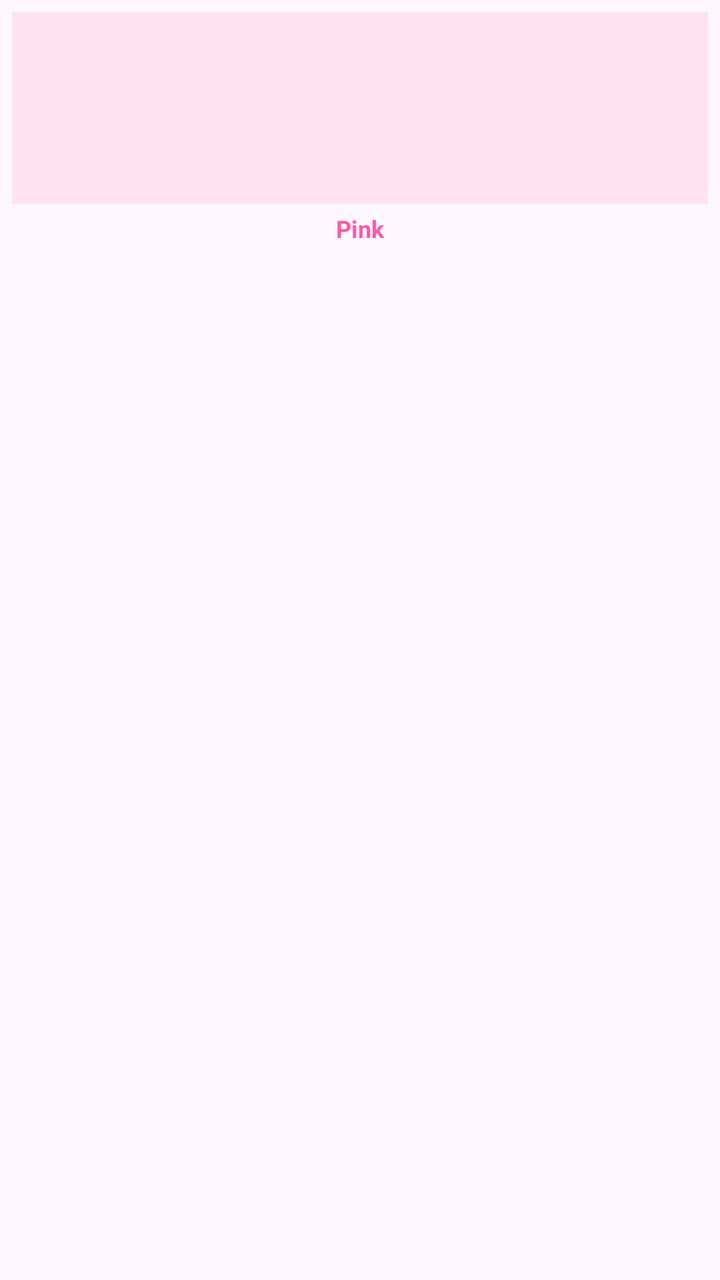
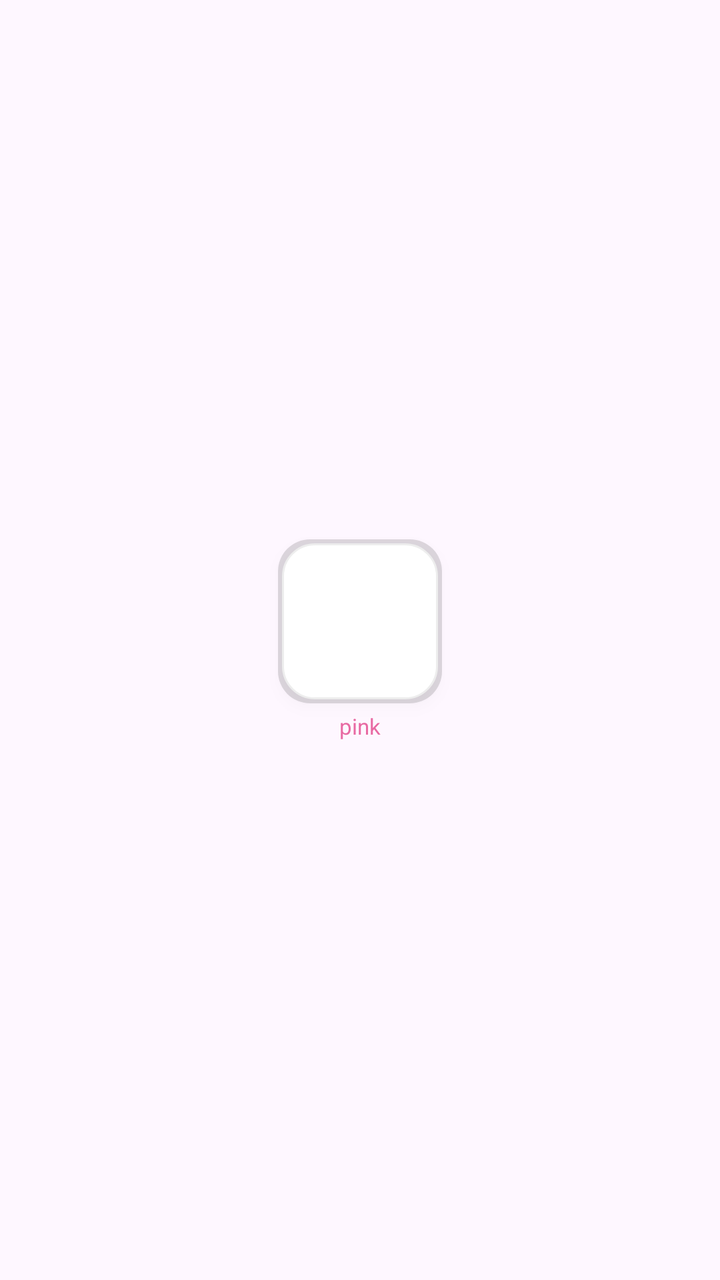

Two renders of the same Android screen: before a commit and after it. Below are the layout's source before the change and the commit's diff.
<!-- AndroidManifest.xml: application theme Theme.Fit4U -->
<!-- res/layout/item_clothing.xml -->
<?xml version="1.0" encoding="utf-8"?>
<LinearLayout xmlns:android="http://schemas.android.com/apk/res/android"
    android:layout_width="120dp"
    android:layout_height="match_parent"
    android:orientation="vertical"
    android:padding="6dp">

    <ImageView
        android:id="@+id/imgItem"
        android:layout_width="match_parent"
        android:layout_height="96dp"
        android:scaleType="centerCrop"
        android:background="#FFE4F0"
        android:contentDescription="item" />

    <TextView
        android:id="@+id/tvColor"
        android:layout_width="match_parent"
        android:layout_height="wrap_content"
        android:text="Pink"
        android:textSize="12sp"
        android:textStyle="bold"
        android:textColor="#FF5AA5"
        android:paddingTop="4dp"
        android:gravity="center" />

</LinearLayout>
<!-- resources referenced by this layout -->
<resources>
  <style name="Theme.Fit4U" parent="Base.Theme.Fit4U" />
  <style name="Base.Theme.Fit4U" parent="Theme.Material3.DayNight.NoActionBar">
          
          
      </style>
</resources>

<!-- the commit's change to res/layout/item_clothing.xml (unified diff, before → after) -->
@@ -1,27 +1,33 @@
 <?xml version="1.0" encoding="utf-8"?>
 <LinearLayout xmlns:android="http://schemas.android.com/apk/res/android"
-    android:layout_width="120dp"
-    android:layout_height="match_parent"
+    android:layout_width="90dp"
+    android:layout_height="wrap_content"
     android:orientation="vertical"
-    android:padding="6dp">
+    android:gravity="center"
+    android:padding="4dp">
 
-    <ImageView
-        android:id="@+id/imgItem"
-        android:layout_width="match_parent"
-        android:layout_height="96dp"
-        android:scaleType="centerCrop"
-        android:background="#FFE4F0"
-        android:contentDescription="item" />
+    
+    <FrameLayout
+        android:layout_width="82dp"
+        android:layout_height="82dp"
+        android:background="@drawable/shelf_card_bg"
+        android:elevation="4dp">
 
+        <ImageView
+            android:id="@+id/imgItem"
+            android:layout_width="match_parent"
+            android:layout_height="match_parent"
+            android:scaleType="centerCrop"
+            android:adjustViewBounds="false" />
+    </FrameLayout>
+
+    
     <TextView
         android:id="@+id/tvColor"
-        android:layout_width="match_parent"
+        android:layout_width="wrap_content"
         android:layout_height="wrap_content"
-        android:text="Pink"
-        android:textSize="12sp"
-        android:textStyle="bold"
-        android:textColor="#FF5AA5"
-        android:paddingTop="4dp"
-        android:gravity="center" />
-
+        android:text="pink"
+        android:textSize="11sp"
+        android:textColor="#E86AA3"
+        android:layout_marginTop="4dp"/>
 </LinearLayout>
<!-- resource entries referenced after the edit -->
@@ -1,5 +1,35 @@
 <!-- resources referenced by this layout -->
 <resources>
+  <!-- drawable shelf_card_bg (drawable) -->
+  <?xml version="1.0" encoding="utf-8"?>
+  <layer-list xmlns:android="http://schemas.android.com/apk/res/android">
+  
+      
+      <item>
+          <shape>
+              <solid android:color="#22000000"/>
+              <corners android:radius="16dp"/>
+          </shape>
+      </item>
+  
+      
+      <item
+          android:left="2dp"
+          android:top="2dp"
+          android:right="2dp"
+          android:bottom="2dp">
+  
+          <shape>
+              <solid android:color="#FFFFFF"/>
+              <corners android:radius="16dp"/>
+              <stroke
+                  android:width="1dp"
+                  android:color="#EDEDED"/>
+          </shape>
+  
+      </item>
+  
+  </layer-list>
   <style name="Theme.Fit4U" parent="Base.Theme.Fit4U" />
   <style name="Base.Theme.Fit4U" parent="Theme.Material3.DayNight.NoActionBar">
           
